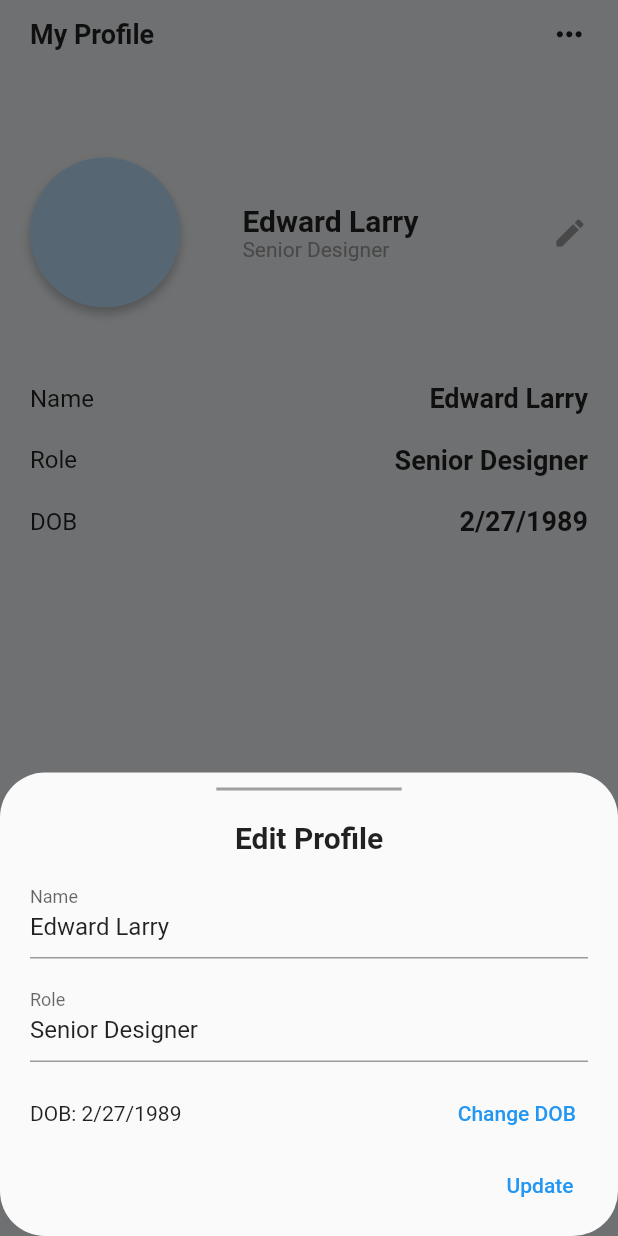
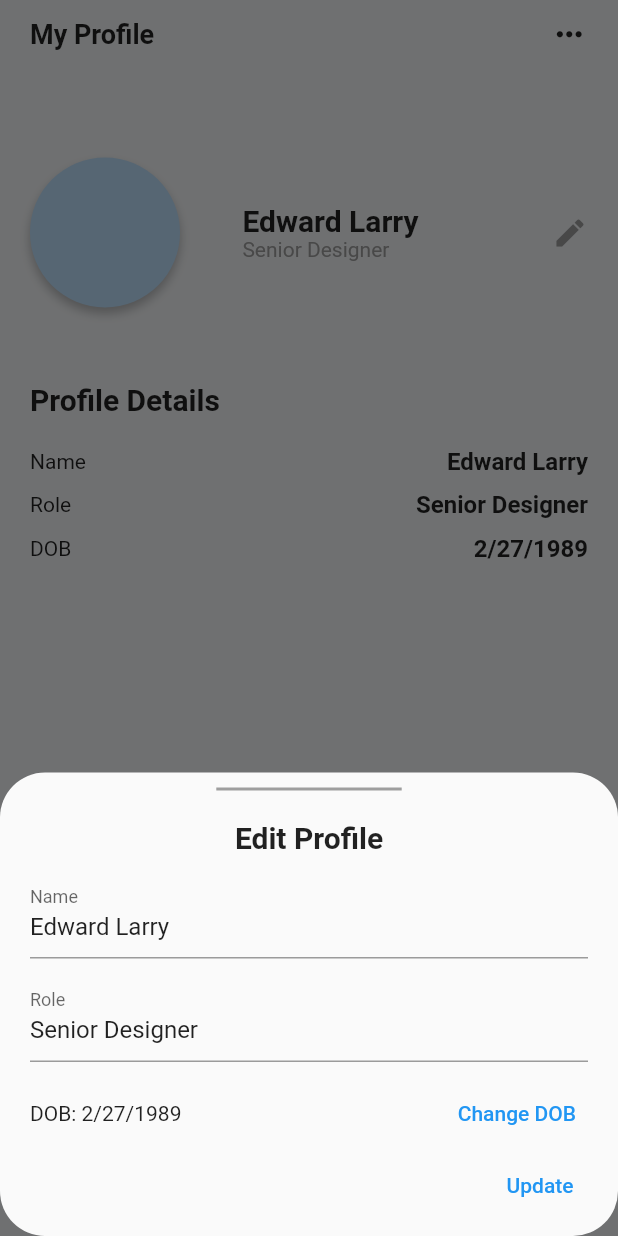
Before and after one commit to jeetsdev/travelista, a Flutter app: the ProfileScreen screen opened directly, after a tap on the "edit" icon, on a phone screen of 412 x 824 dp. Run offline on Flutter 3.47's test engine with Material 2 defaults, Android fonts, the phone set to English and light mode, and no system bars; our stand-ins replace font_awesome_flutter; network calls fail.

Commit message:
feat: profile details

```diff
--- a/lib/screens/profile_screen.dart
+++ b/lib/screens/profile_screen.dart
@@ -2,6 +2,7 @@
 
 import 'package:flutter/material.dart';
 import 'package:intl/intl.dart';
+import 'package:travel_app/widgets/profile_detail.dart';
 import '../widgets/profile_edit_modal.dart';
 import '../models/user_model.dart';
 
@@ -32,6 +33,7 @@ class _ProfileScreenState extends State<ProfileScreen> {
             Padding(
               padding: const EdgeInsets.symmetric(horizontal: 20, vertical: 10),
               child: Column(
+                crossAxisAlignment: CrossAxisAlignment.start,
                 children: [
                   Row(
                     mainAxisAlignment: MainAxisAlignment.spaceBetween,
@@ -109,65 +111,27 @@ class _ProfileScreenState extends State<ProfileScreen> {
                       ],
                     ),
                   ),
-                  Row(
-                    mainAxisAlignment: MainAxisAlignment.spaceBetween,
-                    children: [
-                      Text(
-                        "Name",
-                        style: TextStyle(
-                          fontSize: 16,
-                        ),
-                      ),
-                      Text(
-                        user.userName,
-                        style: TextStyle(
-                          fontSize: 18,
-                          fontWeight: FontWeight.w600,
-                        ),
-                      ),
-                    ],
+                  Text(
+                    "Profile Details",
+                    style: TextStyle(
+                      fontSize: 20,
+                      fontWeight: FontWeight.bold,
+                    ),
                   ),
                   SizedBox(
                     height: 20,
                   ),
-                  Row(
-                    mainAxisAlignment: MainAxisAlignment.spaceBetween,
-                    children: [
-                      Text(
-                        "Role",
-                        style: TextStyle(
-                          fontSize: 16,
-                        ),
-                      ),
-                      Text(
-                        user.userRole,
-                        style: TextStyle(
-                          fontSize: 18,
-                          fontWeight: FontWeight.w600,
-                        ),
-                      ),
-                    ],
+                  ProfileDetail("Name", user.userName),
+                  SizedBox(
+                    height: 10,
                   ),
+                  ProfileDetail("Role", user.userRole),
                   SizedBox(
-                    height: 20,
+                    height: 10,
                   ),
-                  Row(
-                    mainAxisAlignment: MainAxisAlignment.spaceBetween,
-                    children: [
-                      Text(
-                        "DOB",
-                        style: TextStyle(
-                          fontSize: 16,
-                        ),
-                      ),
-                      Text(
-                        DateFormat.yMd().format(user.userDOB),
-                        style: TextStyle(
-                          fontSize: 18,
-                          fontWeight: FontWeight.w600,
-                        ),
-                      ),
-                    ],
+                  ProfileDetail(
+                    "DOB",
+                    DateFormat.yMd().format(user.userDOB),
                   ),
                 ],
               ),
--- a/lib/widgets/profile_detail.dart
+++ b/lib/widgets/profile_detail.dart
@@ -0,0 +1,37 @@
+import 'package:flutter/material.dart';
+
+class ProfileDetail extends StatelessWidget {
+  final String labelText;
+  final String labelValue;
+  const ProfileDetail(this.labelText, this.labelValue);
+
+  @override
+  Widget build(BuildContext context) {
+    return Row(
+      mainAxisAlignment: MainAxisAlignment.spaceBetween,
+      children: [
+        Text(
+          labelText,
+          style: const TextStyle(
+            fontSize: 14,
+          ),
+        ),
+        Container(
+          width: MediaQuery.of(context).size.width * 0.5,
+          child: Align(
+            alignment: Alignment.bottomRight,
+            child: Text(
+              labelValue,
+              style: const TextStyle(
+                fontSize: 16,
+                fontWeight: FontWeight.w600,
+              ),
+              maxLines: 1,
+              overflow: TextOverflow.ellipsis,
+            ),
+          ),
+        ),
+      ],
+    );
+  }
+}
```
